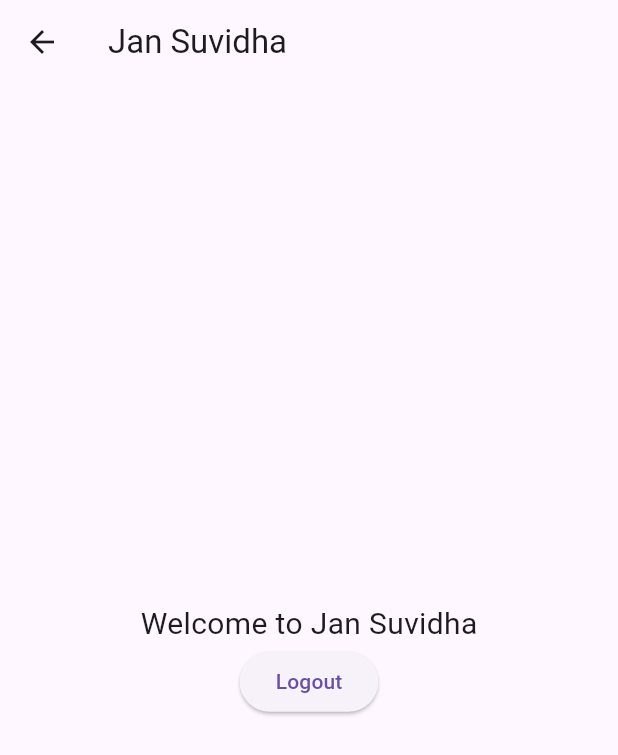
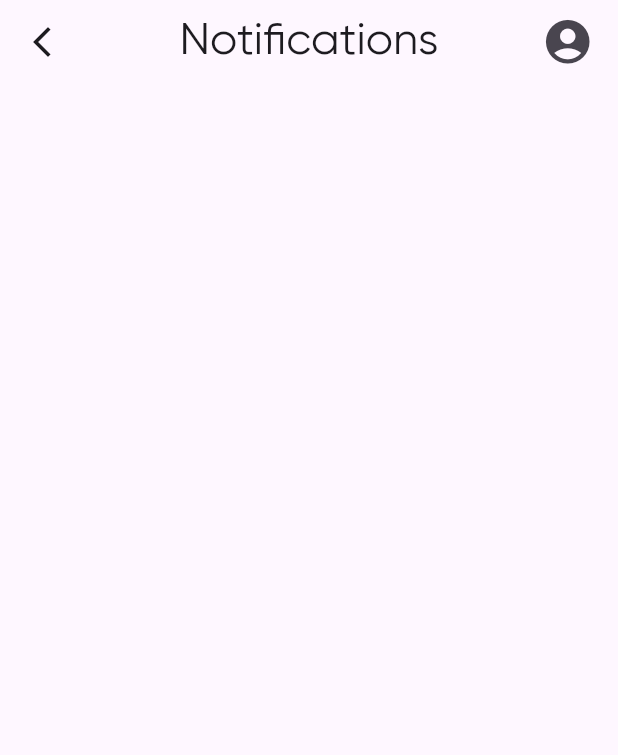
Before and after one commit to anshulkapoor08/Aaganwadi_Soochana, a Flutter app: the MyHomePage screen opened directly, on a phone screen of 412 x 824 dp. Shown: the top 755 px of the screen. Run offline on Flutter 3.47's test engine with Material 3 defaults, Android fonts, the phone set to English and light mode, and no system bars; our stand-ins replace carousel_slider, flutter_secure_storage; missing offline and left inert: onesignal_flutter; accounts and stored records are empty.

Commit message:
home and profile work

```diff
--- a/lib/Screens/homePage.dart
+++ b/lib/Screens/homePage.dart
@@ -1,3 +1,4 @@
+import 'package:aaganwadi_soochna/Screens/profile.dart';
 import 'package:aaganwadi_soochna/View/authValidator.dart';
 import 'package:aaganwadi_soochna/View/secureStorage.dart';
 import 'package:flutter/material.dart';
@@ -13,26 +14,52 @@ class _MyHomePageState extends State<MyHomePage> {
   Widget build(BuildContext context) {
     return  Scaffold(
       appBar: AppBar(
-        title: Text('Jan Suvidha'),
-      ),
-      body: Center(
-        child: Column(
-          mainAxisAlignment: MainAxisAlignment.center,
-          children: <Widget>[
-            Text(
-              'Welcome to Jan Suvidha',
-              style: TextStyle(fontSize: 20),
+        title: const Text('Notifications', style: TextStyle(
+                      fontFamily: 'Gilroy',
+                      // fontWeight: FontWeight.w900,
+                      fontSize: 30),),
+        centerTitle: true,
+         actions: [
+          Padding(
+          padding:const EdgeInsets.symmetric(horizontal: 8.0),
+           child: IconButton(
+            icon: Icon(Icons.account_circle, size: 35,),
+            onPressed: () {
+
+              Navigator.push(
+                context,
+                MaterialPageRoute(builder: (context) => ProfileScreen()),
+              );
+
+            },
             ),
-            ElevatedButton(onPressed: (){
-              SecureStorageService().deleteAll();
-                Navigator.pushReplacement(
-                  context,
-                  MaterialPageRoute(builder: (context) => Validate()),
-                );
-            }, child: Text('Logout'))
-          ],
+          ),
+        ],
+        leading: IconButton(
+          icon: Icon(Icons.arrow_back_ios_new),
+          onPressed: () {
+            Navigator.pop(context);
+          },
         ),
       ),
+      // body: Center(
+      //   child: Column(
+      //     mainAxisAlignment: MainAxisAlignment.center,
+      //     children: <Widget>[
+      //       Text(
+      //         'Welcome to Jan Suvidha',
+      //         style: TextStyle(fontSize: 20),
+      //       ),
+      //       ElevatedButton(onPressed: (){
+      //         SecureStorageService().deleteAll();
+      //           Navigator.pushReplacement(
+      //             context,
+      //             MaterialPageRoute(builder: (context) => Validate()),
+      //           );
+      //       }, child: Text('Logout'))
+      //     ],
+      //   ),
+      // ),
 
     );
   }
--- a/lib/Screens/namePage.dart
+++ b/lib/Screens/namePage.dart
@@ -14,6 +14,7 @@ class MyNamePage extends StatefulWidget {
 class _MyHomePageState extends State<MyNamePage> {
   final _formKey = GlobalKey<FormState>();
   final nameController = TextEditingController();
+
 
   // Future<void> namePush(){
   //   await OneSignal.shared.setAppId();
@@ -70,6 +71,7 @@ class _MyHomePageState extends State<MyNamePage> {
                         labelText: 'Name',
                         border: OutlineInputBorder(
                           borderRadius: BorderRadius.all(Radius.circular(15.0)),
+                          borderSide: BorderSide(color: Colors.black),
                         ),
                       ),
                       validator: (value) {
@@ -98,7 +100,7 @@ class _MyHomePageState extends State<MyNamePage> {
                         context,
                         MaterialPageRoute(
                           builder: (context) =>
-                              MyNumPage(name: nameController.text),
+                              MyNumPage(userName: nameController.text),
                         ),
                       );
                     } else {
```
Also changed, not shown: lib/Screens/mobileNumpage.dart (+5 -4 lines), lib/Screens/profile.dart (added, +71 -0 lines), lib/View/secureStorage.dart (+7 -0 lines), images/kp1.png (added).
